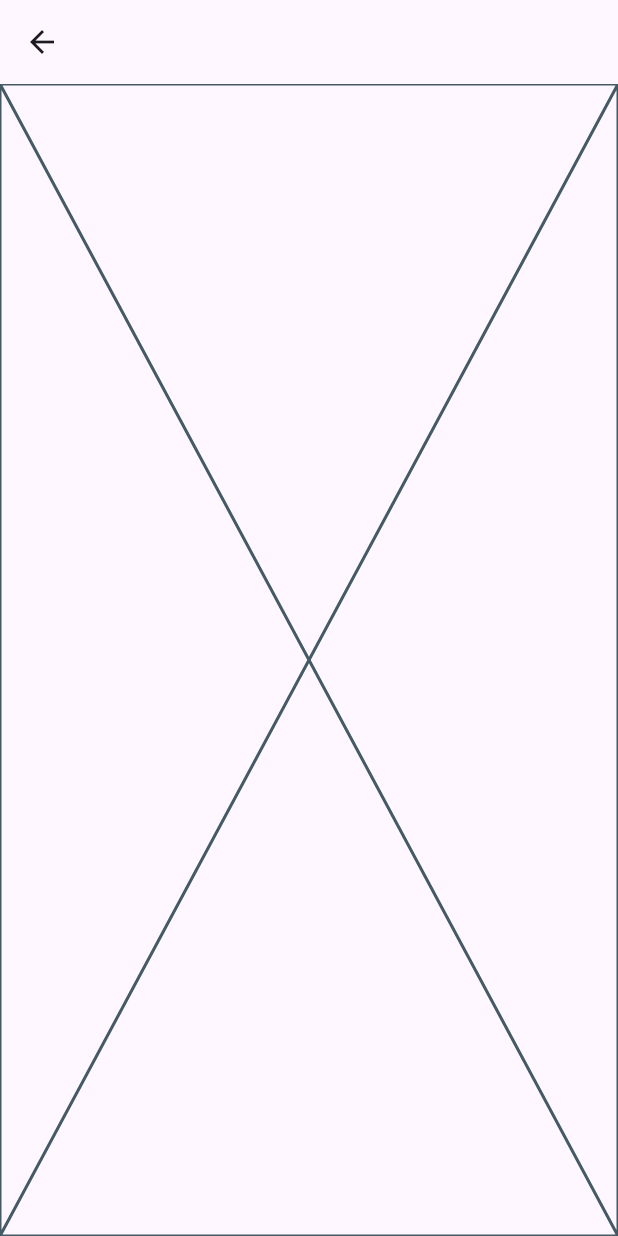
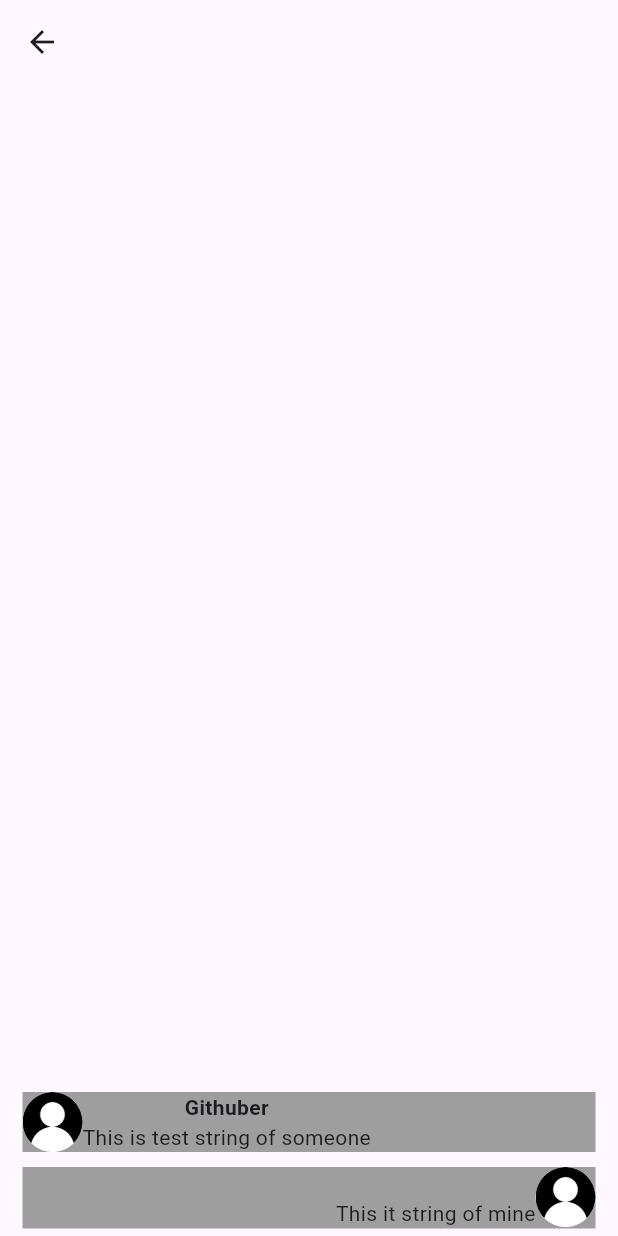
Before and after one commit to Snare295/VirtMNC-client, a Flutter app: the GroupPage screen opened directly, on a phone screen of 412 x 824 dp. Run offline on Flutter 3.47's test engine with Material 2 defaults, Android fonts, the phone set to English and light mode, and no system bars; drawn by our look-alikes of auto_size_text; our stand-ins replace logger; accounts and stored records are empty.

Commit message:
Add group message listview and business-logic for it

```diff
--- /dev/null
+++ b/lib/app/group_data.dart
@@ -0,0 +1,14 @@
+import 'package:virt_mnc/app/message_data.dart';
+import 'package:virt_mnc/app/sender_entity.dart';
+
+class GroupData {
+  GroupData({
+    this.messages,
+    this.groupUsers,
+    this.admins,
+  });
+
+  List<Message>? messages;
+  Set<Sender>? groupUsers;
+  Set<Sender>? admins;
+}
--- /dev/null
+++ b/lib/app/message_data.dart
@@ -0,0 +1,8 @@
+import 'package:virt_mnc/app/sender_entity.dart';
+
+class Message {
+  Message(this.id, this.messageBody, this.sendWho);
+  int id;
+  String messageBody;
+  Sender sendWho;
+}
--- /dev/null
+++ b/lib/app/sender_entity.dart
@@ -0,0 +1,17 @@
+import 'package:flutter/material.dart';
+
+class Sender {
+  Sender({
+    required this.id,
+    required this.name,
+    this.bio,
+    this.profilePictue = const AssetImage("assets/images/user.png"),
+    this.admin = false,
+  });
+
+  int id;
+  String name;
+  String? bio;
+  ImageProvider profilePictue;
+  bool? admin;
+}
--- a/lib/app/user_data.dart
+++ b/lib/app/user_data.dart
@@ -1,4 +1,5 @@
 import 'package:flutter/material.dart';
+import 'package:virt_mnc/main.dart';
 
 ///Singleton of where UserData is stored like avatar, name etc.
 ///Store only user specific data, app-related store in other singletons
@@ -9,6 +10,7 @@ class UserData {
   }
   UserData._internals();
 
+  static String? _name;
   static AssetImage? _userProfilePicture;
   static const AssetImage _standartProfilePicture =
       AssetImage("assets/images/user.png");
@@ -16,4 +18,14 @@ class UserData {
   AssetImage get userProfilePicture =>
       _userProfilePicture ?? _standartProfilePicture;
   set userProfilePicture(AssetImage e) => _userProfilePicture = e;
+
+  String get name {
+    if (_name == null) {
+      logger.w("User have no name, will be used default name");
+      return "Anonymous";
+    }
+    return _name!;
+  }
+
+  set name(String e) => _name = e;
 }
--- a/lib/ui/widgets/message/group/group_list_view.dart
+++ b/lib/ui/widgets/message/group/group_list_view.dart
@@ -1,10 +1,32 @@
 import 'package:flutter/material.dart';
+import 'package:virt_mnc/app/sender_entity.dart';
+import 'package:virt_mnc/app/user_data.dart';
+import 'package:virt_mnc/ui/widgets/message/group/group_message_tile.dart';
 
-class GroupMessageListView extends ListView {
-  GroupMessageListView({super.key});
+class GroupMessageListView extends StatefulWidget {
+  const GroupMessageListView({super.key});
 
   @override
+  State<GroupMessageListView> createState() => _GroupMessageListViewState();
+}
+
+class _GroupMessageListViewState extends State<GroupMessageListView> {
+  @override
   Widget build(BuildContext context) {
-    return const Placeholder();
+    return ListView(
+      reverse: true,
+      children: [
+        GroupMessageTile(
+          sender: Sender(id: 2, name: UserData().name),
+          isMe: true,
+          messageStr: "This it string of mine",
+        ),
+        GroupMessageTile(
+          sender: Sender(id: 3, name: "Githuber"),
+          isMe: false,
+          messageStr: "This is test string of someone",
+        )
+      ],
+    );
   }
 }
--- a/lib/ui/widgets/message/group/group_message_tile.dart
+++ b/lib/ui/widgets/message/group/group_message_tile.dart
@@ -1,7 +1,30 @@
+import 'package:auto_size_text/auto_size_text.dart';
 import 'package:flutter/material.dart';
+import 'package:virt_mnc/app/sender_entity.dart';
+import 'package:virt_mnc/app/user_data.dart';
 
 class GroupMessageTile extends StatefulWidget {
-  const GroupMessageTile({super.key});
+  GroupMessageTile({
+    super.key,
+    this.id,
+    this.messageStr = "Uninitialised messageStr",
+    required this.sender,
+    required this.isMe,
+  }) {
+    if (isMe == true) {
+      if (sender.name != UserData().name) {
+        print(sender.name);
+        print(UserData().name);
+        throw ArgumentError(
+            "$this have constructed with isMe = $isMe, but $sender isn't user");
+      }
+    }
+  }
+
+  int? id;
+  String messageStr;
+  Sender sender;
+  bool isMe;
 
   @override
   State<GroupMessageTile> createState() => _GroupMessageTileState();
@@ -10,6 +33,39 @@ class GroupMessageTile extends StatefulWidget {
 class _GroupMessageTileState extends State<GroupMessageTile> {
   @override
   Widget build(BuildContext context) {
-    return const Placeholder();
+    return Container(
+      color: Colors.grey,
+      margin: EdgeInsets.symmetric(vertical: 5, horizontal: 15),
+      child: widget.isMe
+          ? Row(
+              mainAxisAlignment: MainAxisAlignment.end,
+              crossAxisAlignment: CrossAxisAlignment.start,
+              children: [
+                texts(widget.sender.name, widget.messageStr),
+                CircleAvatar(
+                  backgroundImage: UserData().userProfilePicture,
+                ),
+              ],
+            )
+          : Row(
+              mainAxisAlignment: MainAxisAlignment.start,
+              crossAxisAlignment: CrossAxisAlignment.start,
+              children: [
+                CircleAvatar(
+                  backgroundImage: widget.sender.profilePictue,
+                ),
+                texts(widget.sender.name, widget.messageStr),
+              ],
+            ),
+    );
+  }
+
+  Column texts(String name, String text) {
+    return Column(children: [
+      AutoSizeText(name, style: TextStyle(fontWeight: FontWeight.bold)),
+      AutoSizeText(
+        text,
+      ),
+    ]);
   }
 }
```
